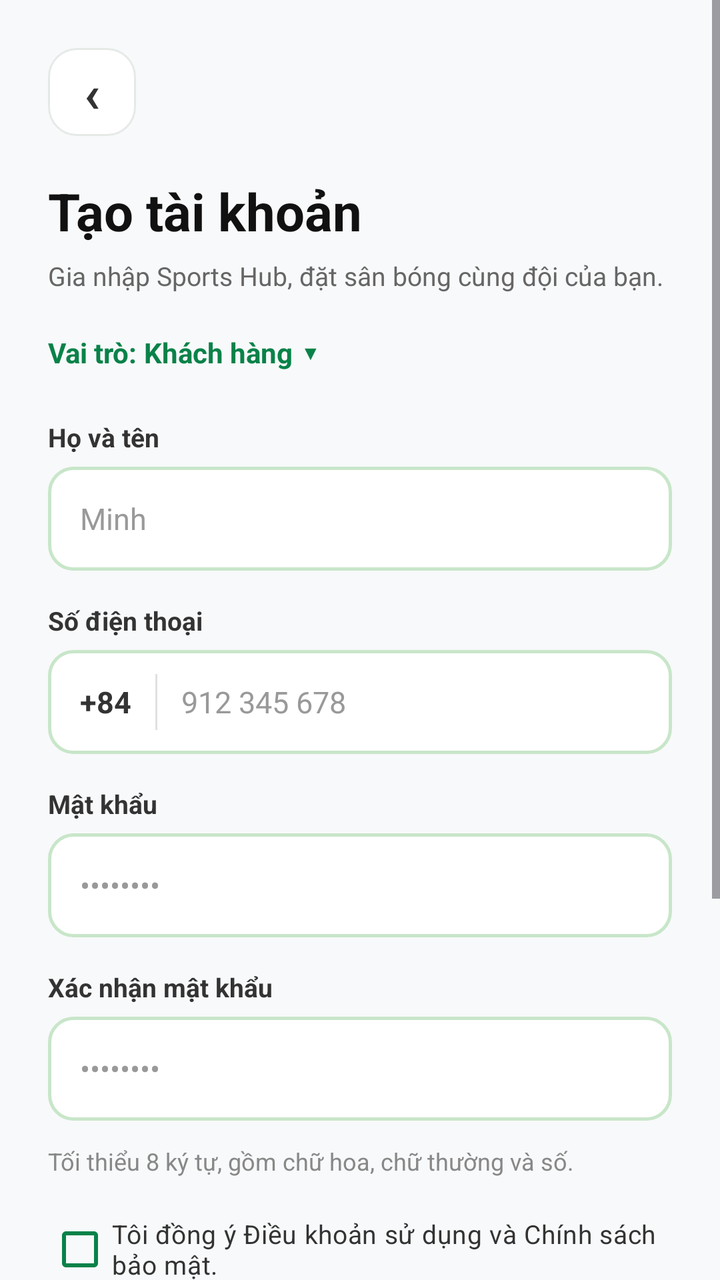
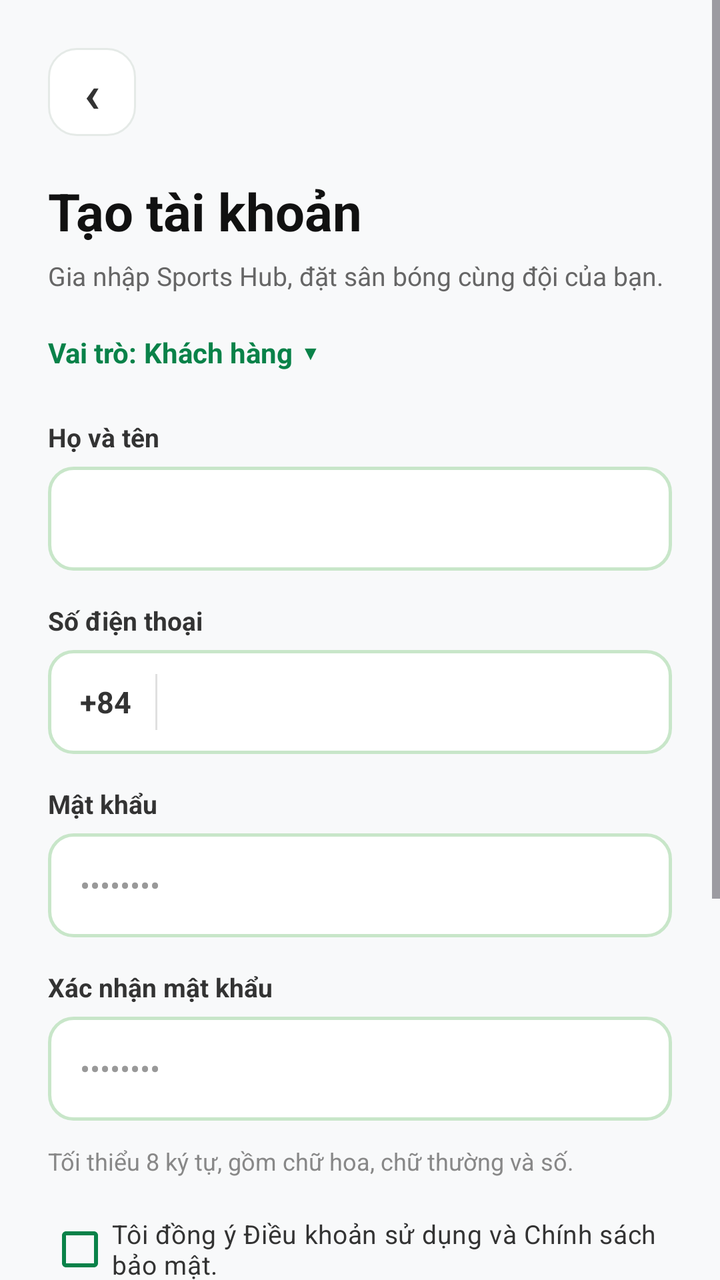

Two renders of the same Android screen: before a commit and after it. Below are the layout's source before the change and the commit's diff.
<!-- AndroidManifest.xml: application theme Theme.Sporthubnew -->
<!-- res/layout/activity_register.xml -->
<?xml version="1.0" encoding="utf-8"?>
<androidx.constraintlayout.widget.ConstraintLayout xmlns:android="http://schemas.android.com/apk/res/android"
    xmlns:app="http://schemas.android.com/apk/res-auto"
    xmlns:tools="http://schemas.android.com/tools"
    android:id="@+id/mainRegister"
    android:layout_width="match_parent"
    android:layout_height="match_parent"
    android:background="#F8F9FA">

    <ScrollView
        android:layout_width="match_parent"
        android:layout_height="match_parent"
        android:fillViewport="true">

        <androidx.constraintlayout.widget.ConstraintLayout
            android:layout_width="match_parent"
            android:layout_height="wrap_content"
            android:padding="24dp">

            
            <FrameLayout
                android:id="@+id/btnBackRegister"
                android:layout_width="44dp"
                android:layout_height="44dp"
                android:background="@drawable/bg_back_button"
                android:clickable="true"
                android:focusable="true"
                app:layout_constraintStart_toStartOf="parent"
                app:layout_constraintTop_toTopOf="parent">

                <TextView
                    android:layout_width="wrap_content"
                    android:layout_height="wrap_content"
                    android:layout_gravity="center"
                    android:text="‹"
                    android:textColor="#333333"
                    android:textSize="26sp"
                    android:textStyle="bold" />
            </FrameLayout>

            
            <TextView
                android:id="@+id/tvRegisterTitle"
                android:layout_width="wrap_content"
                android:layout_height="wrap_content"
                android:layout_marginTop="20dp"
                android:text="Tạo tài khoản"
                android:textColor="#111111"
                android:textSize="26sp"
                android:textStyle="bold"
                app:layout_constraintStart_toStartOf="parent"
                app:layout_constraintTop_toBottomOf="@id/btnBackRegister" />

            
            <TextView
                android:id="@+id/tvRegisterSubtitle"
                android:layout_width="0dp"
                android:layout_height="wrap_content"
                android:layout_marginTop="6dp"
                android:text="Gia nhập Sports Hub, đặt sân bóng cùng đội của bạn."
                android:textColor="#666666"
                android:textSize="13sp"
                app:layout_constraintEnd_toEndOf="parent"
                app:layout_constraintStart_toStartOf="parent"
                app:layout_constraintTop_toBottomOf="@id/tvRegisterTitle" />

            
            <LinearLayout
                android:id="@+id/layoutRoleSelector"
                android:layout_width="wrap_content"
                android:layout_height="wrap_content"
                android:layout_marginTop="16dp"
                android:clickable="true"
                android:focusable="true"
                android:gravity="center_vertical"
                android:orientation="horizontal"
                android:paddingVertical="4dp"
                app:layout_constraintStart_toStartOf="parent"
                app:layout_constraintTop_toBottomOf="@id/tvRegisterSubtitle">

                <TextView
                    android:layout_width="wrap_content"
                    android:layout_height="wrap_content"
                    android:text="Vai trò: "
                    android:textColor="#098249"
                    android:textSize="14sp"
                    android:textStyle="bold" />

                <TextView
                    android:id="@+id/tvRoleSelected"
                    android:layout_width="wrap_content"
                    android:layout_height="wrap_content"
                    android:text="Khách hàng"
                    android:textColor="#098249"
                    android:textSize="14sp"
                    android:textStyle="bold" />

                <TextView
                    android:layout_width="wrap_content"
                    android:layout_height="wrap_content"
                    android:layout_marginStart="4dp"
                    android:text="▼"
                    android:textColor="#098249"
                    android:textSize="10sp" />
            </LinearLayout>

            
            <TextView
                android:id="@+id/tvNameLabel"
                android:layout_width="wrap_content"
                android:layout_height="wrap_content"
                android:layout_marginTop="20dp"
                android:text="Họ và tên"
                android:textColor="#333333"
                android:textSize="13sp"
                android:textStyle="bold"
                app:layout_constraintStart_toStartOf="parent"
                app:layout_constraintTop_toBottomOf="@id/layoutRoleSelector" />

            
            <EditText
                android:id="@+id/edtFullName"
                android:layout_width="match_parent"
                android:layout_height="52dp"
                android:layout_marginTop="6dp"
                android:background="@drawable/bg_input_field"
                android:hint="Minh"
                android:inputType="textPersonName"
                android:paddingStart="16dp"
                android:paddingEnd="16dp"
                android:textColor="#111111"
                android:textColorHint="#999999"
                android:textSize="15sp"
                app:layout_constraintTop_toBottomOf="@id/tvNameLabel" />

            
            <TextView
                android:id="@+id/tvPhoneLabel"
                android:layout_width="wrap_content"
                android:layout_height="wrap_content"
                android:layout_marginTop="16dp"
                android:text="Số điện thoại"
                android:textColor="#333333"
                android:textSize="13sp"
                android:textStyle="bold"
                app:layout_constraintStart_toStartOf="parent"
                app:layout_constraintTop_toBottomOf="@id/edtFullName" />

            
            <LinearLayout
                android:id="@+id/layoutPhoneInput"
                android:layout_width="match_parent"
                android:layout_height="52dp"
                android:layout_marginTop="6dp"
                android:background="@drawable/bg_input_field"
                android:orientation="horizontal"
                app:layout_constraintTop_toBottomOf="@id/tvPhoneLabel">

                <TextView
                    android:layout_width="wrap_content"
                    android:layout_height="match_parent"
                    android:gravity="center"
                    android:paddingStart="16dp"
                    android:paddingEnd="12dp"
                    android:text="+84"
                    android:textColor="#333333"
                    android:textSize="15sp"
                    android:textStyle="bold" />

                <View
                    android:layout_width="1dp"
                    android:layout_height="match_parent"
                    android:layout_marginTop="12dp"
                    android:layout_marginBottom="12dp"
                    android:background="#E0E0E0" />

                <EditText
                    android:id="@+id/edtPhoneNumber"
                    android:layout_width="match_parent"
                    android:layout_height="match_parent"
                    android:background="@null"
                    android:hint="912 345 678"
                    android:inputType="phone"
                    android:paddingStart="12dp"
                    android:paddingEnd="16dp"
                    android:textColor="#111111"
                    android:textColorHint="#999999"
                    android:textSize="15sp" />
            </LinearLayout>

            
            
            <LinearLayout
                android:id="@+id/layoutOwnerCccd"
                android:layout_width="match_parent"
                android:layout_height="wrap_content"
                android:layout_marginTop="16dp"
                android:orientation="vertical"
                android:visibility="gone"
                app:layout_constraintTop_toBottomOf="@id/layoutPhoneInput">

                <TextView
                    android:layout_width="wrap_content"
                    android:layout_height="wrap_content"
                    android:text="Số CMND / CCCD"
                    android:textColor="#333333"
                    android:textSize="13sp"
                    android:textStyle="bold" />

                <EditText
                    android:id="@+id/edtCccd"
                    android:layout_width="match_parent"
                    android:layout_height="52dp"
                    android:layout_marginTop="6dp"
                    android:background="@drawable/bg_input_field"
                    android:hint="Nhập số CMND / CCCD"
                    android:inputType="number"
                    android:paddingStart="16dp"
                    android:paddingEnd="16dp"
                    android:textColor="#111111"
                    android:textColorHint="#999999"
                    android:textSize="15sp" />
            </LinearLayout>

            
            <LinearLayout
                android:id="@+id/layoutOwnerAddress"
                android:layout_width="match_parent"
                android:layout_height="wrap_content"
                android:layout_marginTop="16dp"
                android:orientation="vertical"
                android:visibility="gone"
                app:layout_constraintTop_toBottomOf="@id/layoutOwnerCccd">

                <TextView
                    android:layout_width="wrap_content"
                    android:layout_height="wrap_content"
                    android:text="Địa chỉ thường trú"
                    android:textColor="#333333"
                    android:textSize="13sp"
                    android:textStyle="bold" />

                <EditText
                    android:id="@+id/edtAddress"
                    android:layout_width="match_parent"
                    android:layout_height="52dp"
                    android:layout_marginTop="6dp"
                    android:background="@drawable/bg_input_field"
                    android:hint="Số nhà, đường, phường/xã, tỉnh/thành"
                    android:inputType="textPostalAddress"
                    android:paddingStart="16dp"
                    android:paddingEnd="16dp"
                    android:textColor="#111111"
                    android:textColorHint="#999999"
                    android:textSize="15sp" />
            </LinearLayout>

            
            <LinearLayout
                android:id="@+id/layoutOwnerBusiness"
                android:layout_width="match_parent"
                android:layout_height="wrap_content"
                android:layout_marginTop="16dp"
                android:orientation="vertical"
                android:visibility="gone"
                app:layout_constraintTop_toBottomOf="@id/layoutOwnerAddress">

                <TextView
                    android:layout_width="wrap_content"
                    android:layout_height="wrap_content"
                    android:text="Tên doanh nghiệp / Hộ kinh doanh"
                    android:textColor="#333333"
                    android:textSize="13sp"
                    android:textStyle="bold" />

                <EditText
                    android:id="@+id/edtBusinessName"
                    android:layout_width="match_parent"
                    android:layout_height="52dp"
                    android:layout_marginTop="6dp"
                    android:background="@drawable/bg_input_field"
                    android:hint="Nhập tên đăng ký kinh doanh"
                    android:inputType="text"
                    android:paddingStart="16dp"
                    android:paddingEnd="16dp"
                    android:textColor="#111111"
                    android:textColorHint="#999999"
                    android:textSize="15sp" />
            </LinearLayout>

            
            <LinearLayout
                android:id="@+id/layoutOwnerTax"
                android:layout_width="match_parent"
                android:layout_height="wrap_content"
                android:layout_marginTop="16dp"
                android:orientation="vertical"
                android:visibility="gone"
                app:layout_constraintTop_toBottomOf="@id/layoutOwnerBusiness">

                <TextView
                    android:layout_width="wrap_content"
                    android:layout_height="wrap_content"
                    android:text="Mã số thuế"
                    android:textColor="#333333"
                    android:textSize="13sp"
                    android:textStyle="bold" />

                <EditText
                    android:id="@+id/edtTaxCode"
                    android:layout_width="match_parent"
                    android:layout_height="52dp"
                    android:layout_marginTop="6dp"
                    android:background="@drawable/bg_input_field"
                    android:hint="Nhập mã số thuế"
                    android:inputType="number"
                    android:paddingStart="16dp"
                    android:paddingEnd="16dp"
                    android:textColor="#111111"
                    android:textColorHint="#999999"
                    android:textSize="15sp" />
            </LinearLayout>
            

            
            <TextView
                android:id="@+id/tvPasswordLabel"
                android:layout_width="wrap_content"
                android:layout_height="wrap_content"
                android:layout_marginTop="16dp"
                android:text="Mật khẩu"
                android:textColor="#333333"
                android:textSize="13sp"
                android:textStyle="bold"
                app:layout_constraintStart_toStartOf="parent"
                app:layout_constraintTop_toBottomOf="@id/layoutOwnerTax" />

            
            <EditText
                android:id="@+id/edtPassword"
                android:layout_width="match_parent"
                android:layout_height="52dp"
                android:layout_marginTop="6dp"
                android:background="@drawable/bg_input_field"
                android:hint="••••••••"
                android:inputType="textPassword"
                android:paddingStart="16dp"
                android:paddingEnd="16dp"
                android:textColor="#111111"
                android:textColorHint="#999999"
                android:textSize="15sp"
                app:layout_constraintTop_toBottomOf="@id/tvPasswordLabel" />

            
            <LinearLayout
                android:id="@+id/layoutConfirmPassword"
                android:layout_width="match_parent"
                android:layout_height="wrap_content"
                android:layout_marginTop="16dp"
                android:orientation="vertical"
                android:visibility="visible"
                app:layout_constraintTop_toBottomOf="@id/edtPassword">

                <TextView
                    android:layout_width="wrap_content"
                    android:layout_height="wrap_content"
                    android:text="Xác nhận mật khẩu"
                    android:textColor="#333333"
                    android:textSize="13sp"
                    android:textStyle="bold" />

                <EditText
                    android:id="@+id/edtConfirmPassword"
                    android:layout_width="match_parent"
                    android:layout_height="52dp"
                    android:layout_marginTop="6dp"
                    android:background="@drawable/bg_input_field"
                    android:hint="••••••••"
                    android:inputType="textPassword"
                    android:paddingStart="16dp"
                    android:paddingEnd="16dp"
                    android:textColor="#111111"
                    android:textColorHint="#999999"
                    android:textSize="15sp" />
            </LinearLayout>

            
            <TextView
                android:id="@+id/tvPasswordNote"
                android:layout_width="0dp"
                android:layout_height="wrap_content"
                android:layout_marginTop="12dp"
                android:text="Tối thiểu 8 ký tự, gồm chữ hoa, chữ thường và số."
                android:textColor="#888888"
                android:textSize="12sp"
                app:layout_constraintEnd_toEndOf="parent"
                app:layout_constraintStart_toStartOf="parent"
                app:layout_constraintTop_toBottomOf="@id/layoutConfirmPassword" />

            
            <CheckBox
                android:id="@+id/cbTerms"
                android:layout_width="0dp"
                android:layout_height="wrap_content"
                android:layout_marginTop="12dp"
                android:buttonTint="#098249"
                android:checked="true"
                android:text="Tôi đồng ý Điều khoản sử dụng và Chính sách bảo mật."
                android:textColor="#333333"
                android:textSize="13sp"
                app:layout_constraintEnd_toEndOf="parent"
                app:layout_constraintStart_toStartOf="parent"
                app:layout_constraintTop_toBottomOf="@id/tvPasswordNote" />

            
            <androidx.appcompat.widget.AppCompatButton
                android:id="@+id/btnSubmitRegister"
                android:layout_width="match_parent"
                android:layout_height="52dp"
                android:layout_marginTop="20dp"
                android:background="@drawable/bg_button_primary"
                android:text="Tạo tài khoản"
                android:textAllCaps="false"
                android:textColor="#FFFFFF"
                android:textSize="16sp"
                android:textStyle="bold"
                app:layout_constraintTop_toBottomOf="@id/cbTerms" />

            
            <LinearLayout
                android:id="@+id/layoutNoticeBox"
                android:layout_width="match_parent"
                android:layout_height="wrap_content"
                android:layout_marginTop="24dp"
                android:background="@drawable/bg_notice_box"
                android:orientation="vertical"
                android:padding="16dp"
                app:layout_constraintTop_toBottomOf="@id/btnSubmitRegister">

                <TextView
                    android:id="@+id/tvNoticeTitle"
                    android:layout_width="wrap_content"
                    android:layout_height="wrap_content"
                    android:text="Tiếp theo: xác thực số điện thoại"
                    android:textColor="#098249"
                    android:textSize="14sp"
                    android:textStyle="bold" />

                <TextView
                    android:id="@+id/tvNoticeContent"
                    android:layout_width="wrap_content"
                    android:layout_height="wrap_content"
                    android:layout_marginTop="4dp"
                    android:text="Nhập mã OTP 6 số được gửi đến SĐT trên để hoàn tất đăng ký."
                    android:textColor="#666666"
                    android:textSize="12sp" />
            </LinearLayout>

            
            <LinearLayout
                android:id="@+id/layoutLoginLink"
                android:layout_width="wrap_content"
                android:layout_height="wrap_content"
                android:layout_marginTop="24dp"
                android:layout_marginBottom="16dp"
                android:orientation="horizontal"
                app:layout_constraintBottom_toBottomOf="parent"
                app:layout_constraintEnd_toEndOf="parent"
                app:layout_constraintStart_toStartOf="parent"
                app:layout_constraintTop_toBottomOf="@id/layoutNoticeBox">

                <TextView
                    android:layout_width="wrap_content"
                    android:layout_height="wrap_content"
                    android:text="Đã có tài khoản? "
                    android:textColor="#666666"
                    android:textSize="13sp" />

                <TextView
                    android:id="@+id/tvBackToLogin"
                    android:layout_width="wrap_content"
                    android:layout_height="wrap_content"
                    android:text="Đăng nhập"
                    android:textColor="#098249"
                    android:textSize="13sp"
                    android:textStyle="bold" />
            </LinearLayout>

        </androidx.constraintlayout.widget.ConstraintLayout>
    </ScrollView>

</androidx.constraintlayout.widget.ConstraintLayout>
<!-- resources referenced by this layout -->
<resources>
  <!-- drawable bg_back_button (drawable) -->
  <?xml version="1.0" encoding="utf-8"?>
  <shape xmlns:android="http://schemas.android.com/apk/res/android"
      android:shape="rectangle">
      <solid android:color="#FFFFFF" />
      <corners android:radius="14dp" />
      <stroke android:width="1dp" android:color="#E5EAE7" />
  </shape>
  <!-- drawable bg_button_primary (drawable) -->
  <?xml version="1.0" encoding="utf-8"?>
  <shape xmlns:android="http://schemas.android.com/apk/res/android"
      android:shape="rectangle">
      <solid android:color="#098249" />
      <corners android:radius="14dp" />
  </shape>
  <!-- drawable bg_input_field (drawable) -->
  <?xml version="1.0" encoding="utf-8"?>
  <shape xmlns:android="http://schemas.android.com/apk/res/android"
      android:shape="rectangle">
      <solid android:color="#FFFFFF" />
      <corners android:radius="12dp" />
      <stroke android:width="1.5dp" android:color="#C8E6C9" />
  </shape>
  <!-- drawable bg_notice_box (drawable) -->
  <?xml version="1.0" encoding="utf-8"?>
  <shape xmlns:android="http://schemas.android.com/apk/res/android"
      android:shape="rectangle">
      <solid android:color="#F0F7F3" />
      <corners android:radius="16dp" />
  </shape>
  <style name="Theme.Sporthubnew" parent="Base.Theme.Sporthubnew" />
  <style name="Base.Theme.Sporthubnew" parent="Theme.Material3.DayNight.NoActionBar">
          
          
      </style>
</resources>

<!-- the commit's change to res/layout/activity_register.xml (unified diff, before → after) -->
@@ -124,7 +124,7 @@
                 android:layout_height="52dp"
                 android:layout_marginTop="6dp"
                 android:background="@drawable/bg_input_field"
-                android:hint="Minh"
+                android:hint=""
                 android:inputType="textPersonName"
                 android:paddingStart="16dp"
                 android:paddingEnd="16dp"
@@ -179,7 +179,7 @@
                     android:layout_width="match_parent"
                     android:layout_height="match_parent"
                     android:background="@null"
-                    android:hint="912 345 678"
+                    android:hint=""
                     android:inputType="phone"
                     android:paddingStart="12dp"
                     android:paddingEnd="16dp"
